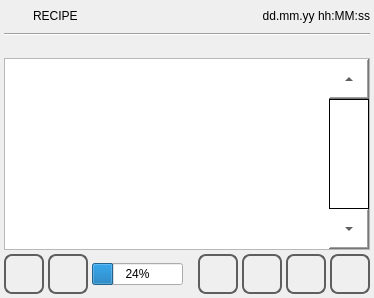
Above: qt_library/ATCMrecipe/recipe.ui from MECTsrl/mect_plugins before the change. Below: the same form after it.
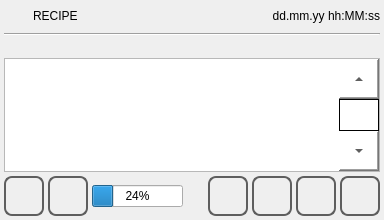
That is the form after the change. Icons and pictures are not drawn.

What changed in the file:
```diff
--- a/qt_library/ATCMrecipe/recipe.ui
+++ b/qt_library/ATCMrecipe/recipe.ui
@@ -6,7 +6,8 @@
    <rect>
     <x>0</x>
     <y>0</y>
-    %Model%
+    <width>384</width>
+    <height>220</height>
    </rect>
   </property>
   <property name="minimumSize">
@@ -120,7 +121,7 @@
     <widget class="QTableWidget" name="tableWidget">
      <property name="font">
       <font>
-       <family>Ubuntu</family>
+       <family>DejaVu Sans Mono</family>
        <pointsize>22</pointsize>
        <weight>50</weight>
        <italic>false</italic>
@@ -188,6 +189,9 @@
    </item>
    <item>
     <layout class="QHBoxLayout" name="horizontalLayout_2">
+     <property name="spacing">
+      <number>4</number>
+     </property>
      <item>
       <widget class="QPushButton" name="pushButtonHome">
        <property name="sizePolicy">
```
Left out of the diff: 2 changed lines with no effect on the pictures.
